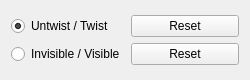
The window that AdenitaCoreSE/form/SEDNATwisterEditorGUI.ui (1A-OneAngstrom/Adenita) describes before a commit, drawn with Qt 5.
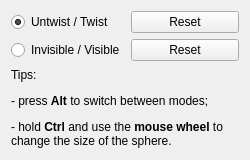
The same window after the commit.

The edit to the form file:
```diff
--- a/AdenitaCoreSE/form/SEDNATwisterEditorGUI.ui
+++ b/AdenitaCoreSE/form/SEDNATwisterEditorGUI.ui
@@ -7,13 +7,13 @@
     <x>0</x>
     <y>0</y>
     <width>250</width>
-    <height>80</height>
+    <height>160</height>
    </rect>
   </property>
   <property name="minimumSize">
    <size>
     <width>200</width>
-    <height>80</height>
+    <height>160</height>
    </size>
   </property>
   <property name="windowTitle">
@@ -55,6 +55,16 @@
      </item>
     </layout>
    </item>
+   <item>
+    <widget class="QLabel" name="label">
+     <property name="text">
+      <string>&lt;html&gt;&lt;head/&gt;&lt;body&gt;&lt;p&gt;Tips: &lt;/p&gt;&lt;p&gt;- press &lt;span style=&quot; font-weight:600;&quot;&gt;Alt&lt;/span&gt; to switch between modes; &lt;/p&gt;&lt;p&gt;- hold &lt;span style=&quot; font-weight:600;&quot;&gt;Ctrl&lt;/span&gt; and use the &lt;span style=&quot; font-weight:600;&quot;&gt;mouse wheel&lt;/span&gt; to change the size of the sphere.&lt;/p&gt;&lt;/body&gt;&lt;/html&gt;</string>
+     </property>
+     <property name="wordWrap">
+      <bool>true</bool>
+     </property>
+    </widget>
+   </item>
   </layout>
  </widget>
  <resources/>
```
